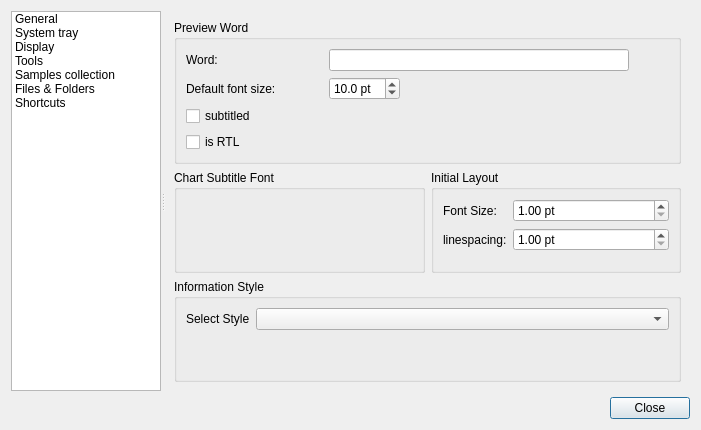
Before: the Qt Designer form src/prefs_panel.ui in eniac111/fontmatrix, drawn with Qt 5.
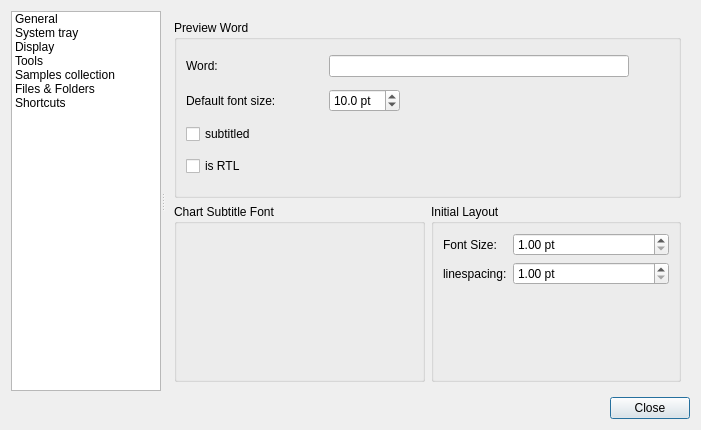
After: the same form once the commit is applied. The open tabs and pages were chosen to show the change. Icons and pictures are not drawn. Custom widgets are drawn as their Qt base class.

```diff
--- a/src/prefs_panel.ui
+++ b/src/prefs_panel.ui
@@ -419,28 +419,6 @@
           <zorder>label_2</zorder>
          </widget>
         </item>
-        <item row="2" column="0" colspan="2" >
-         <widget class="QGroupBox" name="groupBox_11" >
-          <property name="title" >
-           <string>Information Style</string>
-          </property>
-          <layout class="QFormLayout" name="formLayout_2" >
-           <item row="0" column="0" >
-            <widget class="QLabel" name="label_7" >
-             <property name="text" >
-              <string>Select Style</string>
-             </property>
-             <property name="buddy" >
-              <cstring>infoStyleCombo</cstring>
-             </property>
-            </widget>
-           </item>
-           <item row="0" column="1" >
-            <widget class="QComboBox" name="infoStyleCombo" />
-           </item>
-          </layout>
-         </widget>
-        </item>
        </layout>
       </widget>
       <widget class="QWidget" name="page_5" >
```
